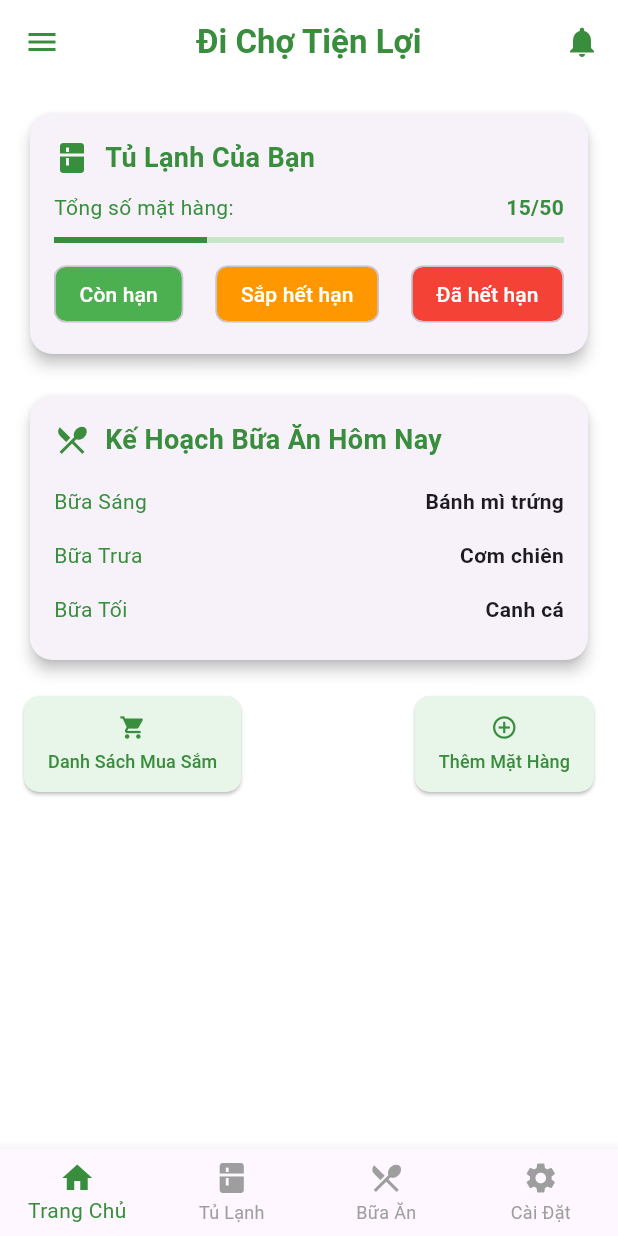
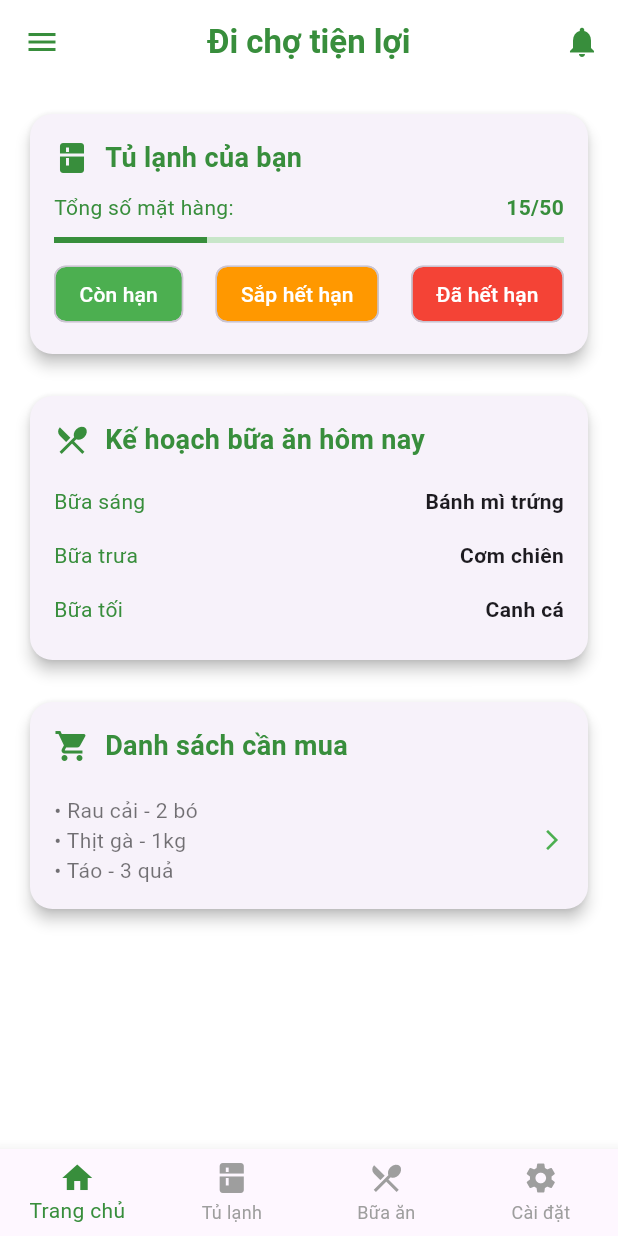
Before and after one commit to tonystark2306/mealplanner_group15_2024.1, a Flutter app: the screen it shows after launch, on a phone screen of 412 x 824 dp. Run offline on Flutter 3.47's test engine with Material 3 defaults, Android fonts, the light colour scheme and no system bars.

Commit message:
Add shopping list screen

```diff
--- a/frontend/lib/Screen/bottom_navigation_screen.dart
+++ b/frontend/lib/Screen/bottom_navigation_screen.dart
@@ -37,19 +37,19 @@ class _BottomNavigationScreenState extends State<BottomNavigationScreen> {
         items: const [
           BottomNavigationBarItem(
             icon: Icon(Icons.home),
-            label: 'Trang Chủ',
+            label: 'Trang chủ',
           ),
           BottomNavigationBarItem(
             icon: Icon(Icons.kitchen),
-            label: 'Tủ Lạnh',
+            label: 'Tủ lạnh',
           ),
           BottomNavigationBarItem(
             icon: Icon(Icons.restaurant_menu),
-            label: 'Bữa Ăn',
+            label: 'Bữa ăn',
           ),
           BottomNavigationBarItem(
             icon: Icon(Icons.settings),
-            label: 'Cài Đặt',
+            label: 'Cài đặt',
           ),
         ],
       ),
--- a/frontend/lib/Screen/homepage.dart
+++ b/frontend/lib/Screen/homepage.dart
@@ -3,19 +3,19 @@ import 'package:flutter/material.dart';
 class HomeScreen extends StatelessWidget {
   HomeScreen({Key? key}) : super(key: key);
 
-  final GlobalKey<ScaffoldState> _scaffoldKey = GlobalKey<ScaffoldState>(); // Tạo key cho Scaffold
+  final GlobalKey<ScaffoldState> _scaffoldKey = GlobalKey<ScaffoldState>();
 
   @override
   Widget build(BuildContext context) {
     return Scaffold(
-      key: _scaffoldKey, // Gắn key vào Scaffold
+      key: _scaffoldKey,
       backgroundColor: Colors.white,
       appBar: AppBar(
         backgroundColor: Colors.white,
         elevation: 0,
-        centerTitle: true, // Căn giữa tiêu đề
+        centerTitle: true,
         title: Text(
-          'Đi Chợ Tiện Lợi',
+          'Đi chợ tiện lợi',
           style: TextStyle(
             color: Colors.green[700],
             fontWeight: FontWeight.bold,
@@ -24,7 +24,7 @@ class HomeScreen extends StatelessWidget {
         leading: IconButton(
           icon: Icon(Icons.menu, color: Colors.green[700]),
           onPressed: () {
-            _scaffoldKey.currentState?.openDrawer(); // Mở Drawer bằng key
+            _scaffoldKey.currentState?.openDrawer();
           },
         ),
         actions: [
@@ -36,14 +36,14 @@ class HomeScreen extends StatelessWidget {
           ),
         ],
       ),
-      drawer: _buildDrawer(), // Thêm Drawer chứa các danh mục
+      drawer: _buildDrawer(),
       body: SingleChildScrollView(
         padding: const EdgeInsets.all(16.0),
         child: Column(
           crossAxisAlignment: CrossAxisAlignment.start,
           children: [
             _buildSectionCard(
-              title: 'Tủ Lạnh Của Bạn',
+              title: 'Tủ lạnh của bạn',
               icon: Icons.kitchen,
               child: Column(
                 children: [
@@ -84,31 +84,46 @@ class HomeScreen extends StatelessWidget {
             ),
             const SizedBox(height: 20),
             _buildSectionCard(
-              title: 'Kế Hoạch Bữa Ăn Hôm Nay',
+              title: 'Kế hoạch bữa ăn hôm nay',
               icon: Icons.restaurant_menu,
               child: Column(
                 children: [
-                  _buildMealPlanItem('Bữa Sáng', 'Bánh mì trứng'),
-                  _buildMealPlanItem('Bữa Trưa', 'Cơm chiên'),
-                  _buildMealPlanItem('Bữa Tối', 'Canh cá'),
+                  _buildMealPlanItem('Bữa sáng', 'Bánh mì trứng'),
+                  _buildMealPlanItem('Bữa trưa', 'Cơm chiên'),
+                  _buildMealPlanItem('Bữa tối', 'Canh cá'),
                 ],
               ),
             ),
             const SizedBox(height: 20),
-            Row(
-              mainAxisAlignment: MainAxisAlignment.spaceBetween,
-              children: [
-                _buildQuickActionButton(
-                  icon: Icons.shopping_cart,
-                  label: 'Danh Sách Mua Sắm',
-                  onPressed: () {},
+            _buildSectionCard(
+              title: 'Danh sách cần mua',
+              icon: Icons.shopping_cart,
+              child: GestureDetector(
+                onTap: () {
+                  Navigator.pushNamed(context, '/shopping-list');
+                },
+                child: Column(
+                  children: [
+
+                    const SizedBox(height: 10),
+                    Row(
+                      children: [
+                        Expanded(
+                          child: Text(
+                            '• Rau cải - 2 bó\n• Thịt gà - 1kg\n• Táo - 3 quả',
+                            style: const TextStyle(color: Colors.black54),
+                          ),
+                        ),
+                        const Icon(
+                          Icons.arrow_forward_ios,
+                          color: Colors.green,
+                          size: 16,
+                        ),
+                      ],
+                    ),
+                  ],
                 ),
-                _buildQuickActionButton(
-                  icon: Icons.add_circle_outline,
-                  label: 'Thêm Mặt Hàng',
-                  onPressed: () {},
-                ),
-              ],
+              ),
             ),
           ],
         ),
@@ -148,7 +163,6 @@ class HomeScreen extends StatelessWidget {
       leading: Icon(icon, color: Colors.green[700]),
       title: Text(text, style: TextStyle(color: Colors.green[700])),
       onTap: () {
-        // Đóng Drawer
         _scaffoldKey.currentState?.closeDrawer();
       },
     );
@@ -208,29 +222,4 @@ class HomeScreen extends StatelessWidget {
       ),
     );
   }
-
-  Widget _buildQuickActionButton({
-    required IconData icon,
-    required String label,
-    required VoidCallback onPressed,
-  }) {
-    return ElevatedButton(
-      onPressed: onPressed,
-      style: ElevatedButton.styleFrom(
-        backgroundColor: Colors.green[50],
-        shape: RoundedRectangleBorder(borderRadius: BorderRadius.circular(10)),
-        padding: const EdgeInsets.symmetric(horizontal: 16, vertical: 12),
-      ),
-      child: Column(
-        children: [
-          Icon(icon, color: Colors.green[700]),
-          const SizedBox(height: 5),
-          Text(
-            label,
-            style: TextStyle(color: Colors.green[700], fontSize: 12),
-          ),
-        ],
-      ),
-    );
-  }
 }
--- a/frontend/lib/Screen/refrigrator/refrigerator_management_screen.dart
+++ b/frontend/lib/Screen/refrigrator/refrigerator_management_screen.dart
@@ -13,7 +13,7 @@ class RefrigeratorManagementScreen extends StatelessWidget {
         backgroundColor: Colors.white,
         elevation: 0,
         title: Text(
-          'Quản Lý Tủ Lạnh',
+          'Quản lý tủ lạnh',
           style: TextStyle(
             color: Colors.green[700],
             fontWeight: FontWeight.bold
@@ -48,7 +48,7 @@ class RefrigeratorManagementScreen extends StatelessWidget {
                             Icon(Icons.kitchen, color: Colors.green[700]),
                             const SizedBox(width: 8),
                             Text(
-                              'Danh Sách Thực Phẩm',
+                              'Danh sách thực phẩm',
                               style: TextStyle(
                                 fontSize: 18,
                                 fontWeight: FontWeight.bold,
--- a/frontend/lib/main.dart
+++ b/frontend/lib/main.dart
@@ -6,6 +6,7 @@ import 'Screen/refrigrator/refrigerator_management_screen.dart';
 import 'Screen/auth/login.dart';
 import 'Screen/auth/signupscreen.dart';
 import 'Screen/homepage.dart';
+import 'Screen/shopping_list/shopping_list_screen.dart';
 
 void main() {
   runApp(const MyApp());
@@ -31,7 +32,7 @@ class MyApp extends StatelessWidget {
           '/home': (context) => HomeScreen(),
           '/refrigerator': (context) => RefrigeratorManagementScreen(),
           '/bottomnav': (context) => BottomNavigationScreen(),
-
+          '/shopping-list': (context) => const ShoppingListScreen(),
         },
       ),
     );
```
Also changed, not shown: frontend/lib/Screen/auth/forgetpassword.dart (added, +105 -0 lines), frontend/lib/Screen/auth/login.dart (+13 -1 lines), frontend/lib/Screen/auth/resetpassword.dart (added, +151 -0 lines), frontend/lib/Screen/shopping_list/shopping_list_screen.dart (+215 -0 lines).
